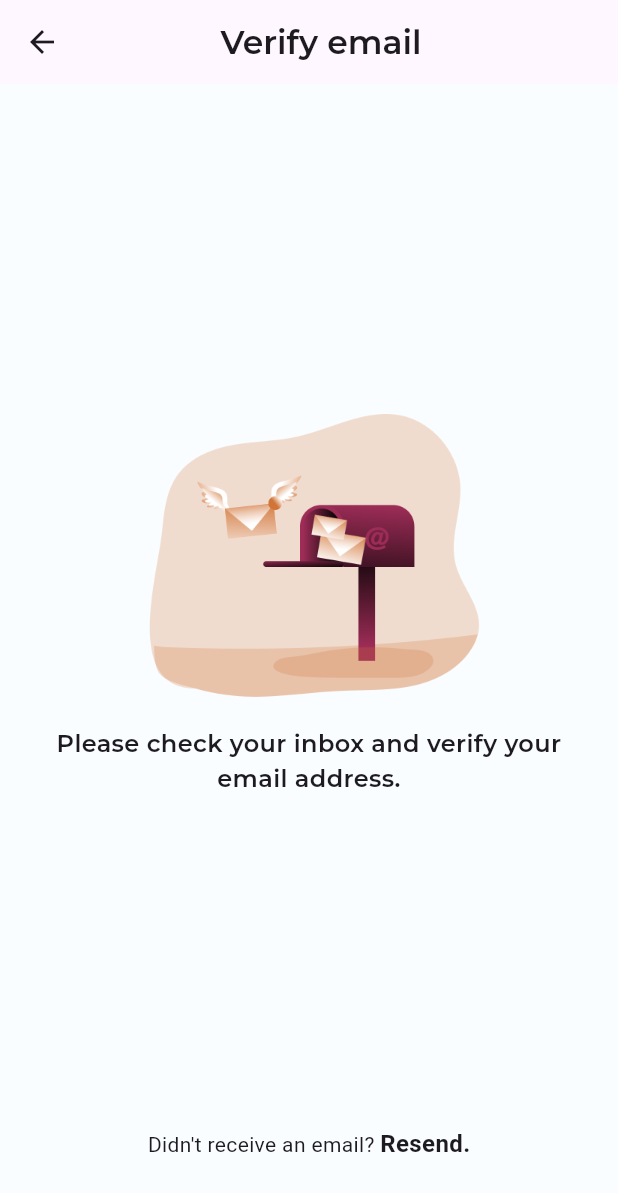
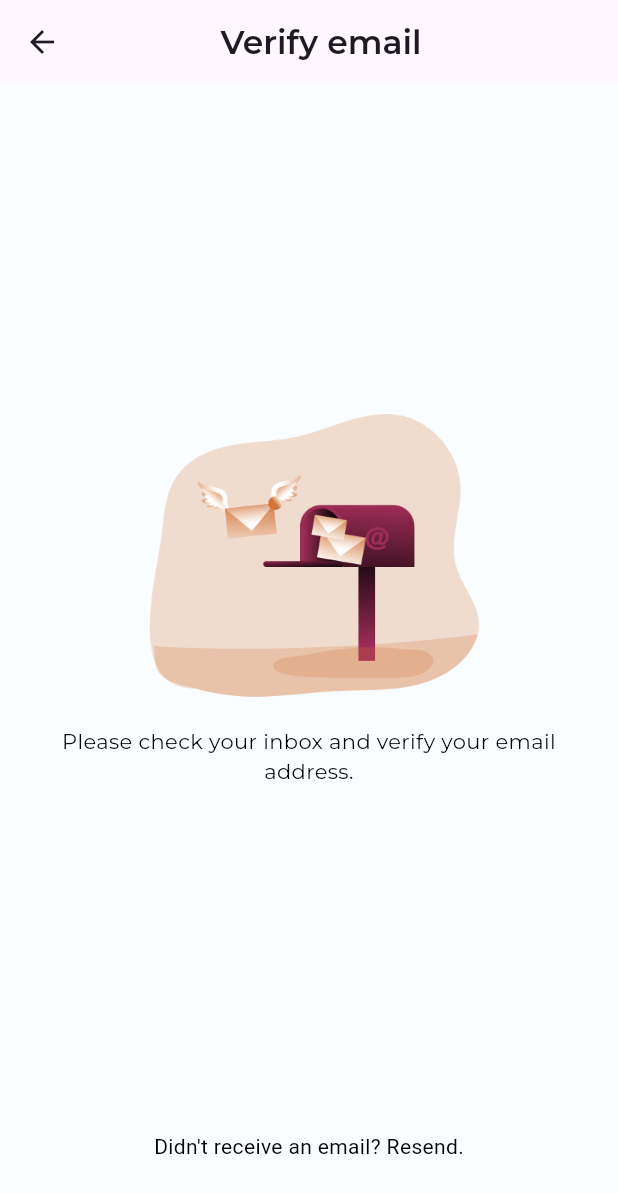
Before and after one commit to mislavcupic/Tourist-app-algebra-2024, a Flutter app: the EmailVerification screen opened by its route, on a phone screen of 412 x 824 dp. Shown: the top 1193 px of the screen. Run offline on Flutter 3.47's test engine with Material 3 defaults, Android fonts, the phone set to English and light mode, and no system bars; our stand-ins replace dartz, dio, firebase_auth, firebase_core, flutter_hooks, flutter_riverpod and 5 more; accounts and stored records are empty; generated files the repository leaves out were written again.

Commit message:
poriktao teme

```diff
--- a/lib/features/auth/presentation/screen/email_verification.dart
+++ b/lib/features/auth/presentation/screen/email_verification.dart
@@ -5,14 +5,17 @@ import 'package:tourist_project_mc/core/di.dart';
 import 'package:tourist_project_mc/core/style/style_extensions.dart';
 import 'package:tourist_project_mc/features/common/presentation/widget/custom_primary_button.dart';
 
+import '../../../../core/theme_notifier.dart';
+
 class EmailVerification extends ConsumerWidget {
   const EmailVerification({super.key});
+
 
   @override
   Widget build(BuildContext context, WidgetRef ref) {
     final authApi = ref.watch(userApiProvider);
     final isLoading = ValueNotifier(false);
-
+    final themeMode = ref.watch(themeNotifierProvider);
     Future<void> resendEmail() async {
       isLoading.value = true; // Start loading
       try {
@@ -56,7 +59,13 @@ class EmailVerification extends ConsumerWidget {
               const SizedBox(height: 20),
               Text(
                 "Please check your inbox and verify your email address.",
-                style: context.textSubtitle,
+                style:TextStyle(
+
+                  color: themeMode == ThemeMode.light
+                      ? Colors.black // Na svetloj temi crna boja
+                      : Colors.white, // Na tamnoj temi bela boja
+
+                ),
                 textAlign: TextAlign.center,
               ),
 
@@ -64,11 +73,23 @@ class EmailVerification extends ConsumerWidget {
               Text.rich(
                 TextSpan(
                   text: "Didn't receive an email? ",
-                  style: context.textDescription,
+                  style: TextStyle(
+
+                    color: themeMode == ThemeMode.light
+                        ? Colors.black // Na svetloj temi crna boja
+                        : Colors.white, // Na tamnoj temi bela boja
+
+                  ),
                   children: [
                     TextSpan(
                       text: "Resend.",
-                      style: context.textButton,
+                      style: TextStyle(
+
+                        color: themeMode == ThemeMode.light
+                            ? Colors.black // Na svetloj temi crna boja
+                            : Theme.of(context).primaryColorDark, // Na tamnoj temi bela boja
+
+                      ),
                       recognizer: TapGestureRecognizer()
                         ..onTap = () => resendEmail(),
                     ),
```
Also changed, not shown: lib/core/theme_notifier.dart (+6 -1 lines), lib/features/auth/presentation/screen/forgot_password_resend_screen.dart (+24 -4 lines), lib/features/auth/presentation/screen/sign_in_screen.dart (+7 -1 lines).
